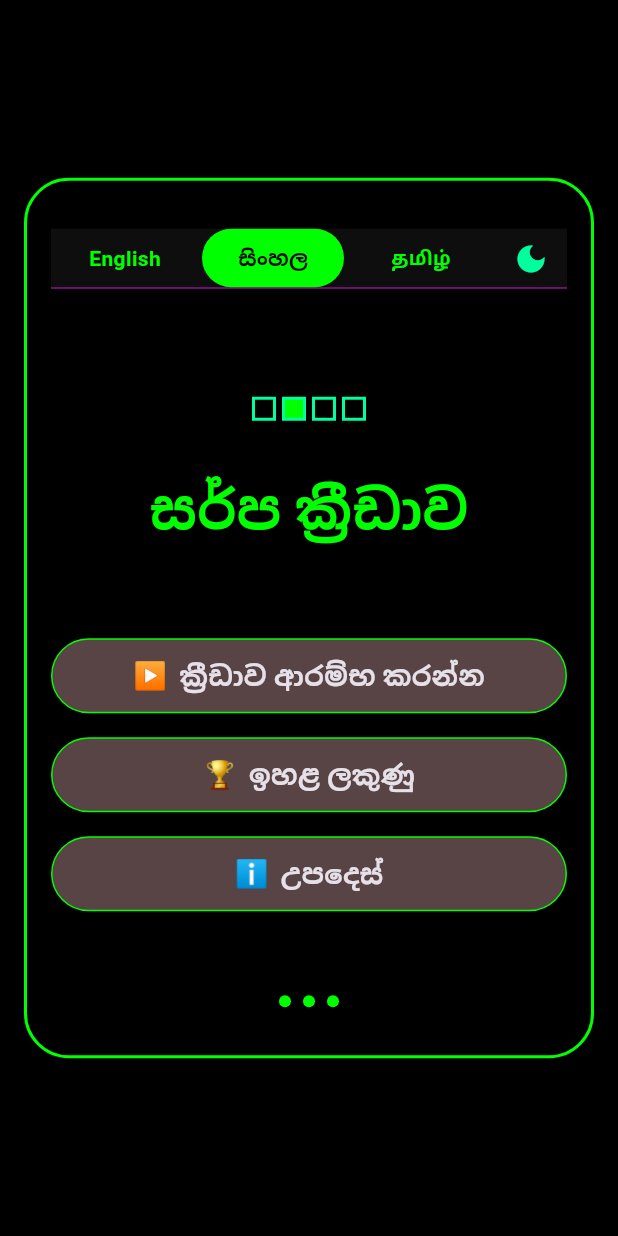
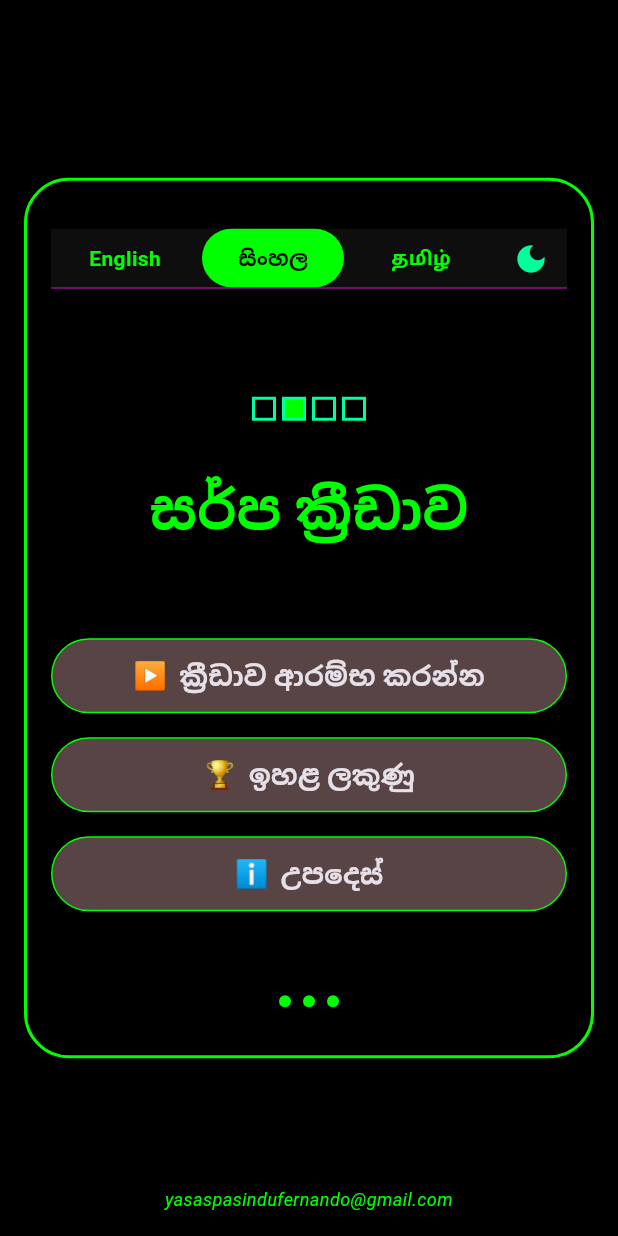
Before and after one commit to YasasPasinduFernando/snake_game_android, a Flutter app: the screen it shows after launch, after a tap on "සිංහල", on a phone screen of 412 x 824 dp. Run offline on Flutter 3.47's test engine with Material 3 defaults, Android fonts, the phone set to English and light mode, and no system bars; our stand-ins replace audioplayers, shared_preferences, sqflite; accounts and stored records are empty; generated files the repository leaves out were written again.

Commit message:
add water mark to the home page

```diff
--- a/lib/screens/menu_screen.dart
+++ b/lib/screens/menu_screen.dart
@@ -74,67 +74,6 @@ class _MenuScreenState extends State<MenuScreen>
     });
   }
 
-  @override
-  Widget build(BuildContext context) {
-    final l10n = AppLocalizations.of(context)!;
-    final backgroundColor =
-        _isDarkTheme ? Colors.black : const Color.fromARGB(255, 172, 164, 54);
-    final borderColor = _isDarkTheme
-        ? const Color(0xFF00FF00)
-        : const Color.fromARGB(255, 61, 190, 10);
-    final textColor = _isDarkTheme ? const Color(0xFF00FF00) : Colors.black;
-
-    return Scaffold(
-      backgroundColor: backgroundColor,
-      body: GestureDetector(
-        onHorizontalDragEnd: (details) {
-          if (details.primaryVelocity != null) {
-            _cycleLanguage(details.primaryVelocity! < 0);
-          }
-        },
-        child: SafeArea(
-          child: Center(
-            child: Container(
-              margin: const EdgeInsets.all(16),
-              padding: const EdgeInsets.symmetric(vertical: 32, horizontal: 16),
-              decoration: BoxDecoration(
-                color: backgroundColor,
-                border: Border.all(
-                  color: borderColor,
-                  width: 2,
-                ),
-                borderRadius: BorderRadius.circular(30),
-              ),
-              child: Column(
-                mainAxisSize: MainAxisSize.min,
-                children: [
-                  _buildLanguageSelector(),
-                  const SizedBox(height: 60),
-                  _buildSnakeIcon(),
-                  const SizedBox(height: 20),
-                  FittedBox(
-                    fit: BoxFit.scaleDown,
-                    child: Text(
-                      l10n.gameTitle,
-                      style: TextStyle(
-                        color: textColor,
-                        fontSize: 36,
-                        fontWeight: FontWeight.bold,
-                      ),
-                    ),
-                  ),
-                  const SizedBox(height: 60),
-                  _buildMenuButtons(l10n, context),
-                  const SizedBox(height: 40),
-                  _buildNokiaFrame(),
-                ],
-              ),
-            ),
-          ),
-        ),
-      ),
-    );
-  }
 
   Widget _buildSnakeIcon() {
     return SizedBox(
@@ -367,4 +306,87 @@ class _MenuScreenState extends State<MenuScreen>
       ),
     );
   }
+  @override
+Widget build(BuildContext context) {
+  final l10n = AppLocalizations.of(context)!;
+  final backgroundColor =
+      _isDarkTheme ? Colors.black : const Color.fromARGB(255, 172, 164, 54);
+  final borderColor = _isDarkTheme
+      ? const Color(0xFF00FF00)
+      : const Color.fromARGB(255, 61, 190, 10);
+  final textColor = _isDarkTheme ? const Color(0xFF00FF00) : Colors.black;
+
+  return Scaffold(
+    backgroundColor: backgroundColor,
+    body: GestureDetector(
+      onHorizontalDragEnd: (details) {
+        if (details.primaryVelocity != null) {
+          _cycleLanguage(details.primaryVelocity! < 0);
+        }
+      },
+      child: SafeArea(
+        child: Stack(
+          children: [
+            Center(
+              child: Container(
+                margin: const EdgeInsets.all(16),
+                padding:
+                    const EdgeInsets.symmetric(vertical: 32, horizontal: 16),
+                decoration: BoxDecoration(
+                  color: backgroundColor,
+                  border: Border.all(
+                    color: borderColor,
+                    width: 2,
+                  ),
+                  borderRadius: BorderRadius.circular(30),
+                ),
+                child: Column(
+                  mainAxisSize: MainAxisSize.min,
+                  children: [
+                    _buildLanguageSelector(),
+                    const SizedBox(height: 60),
+                    _buildSnakeIcon(),
+                    const SizedBox(height: 20),
+                    FittedBox(
+                      fit: BoxFit.scaleDown,
+                      child: Text(
+                        l10n.gameTitle,
+                        style: TextStyle(
+                          color: textColor,
+                          fontSize: 36,
+                          fontWeight: FontWeight.bold,
+                        ),
+                      ),
+                    ),
+                    const SizedBox(height: 60),
+                    _buildMenuButtons(l10n, context),
+                    const SizedBox(height: 40),
+                    _buildNokiaFrame(),
+                  ],
+                ),
+              ),
+            ),
+            Positioned(
+              bottom: 16,
+              right: 16,
+              left: 16,
+              child: Text(
+                'yasaspasindufernando@gmail.com',
+                textAlign: TextAlign.center,
+                style: TextStyle(
+                  color: _isDarkTheme
+                      ? const Color(0xFF00FF00)
+                      : const Color.fromARGB(255, 80, 80, 80),
+                  fontSize: 12,
+                  fontStyle: FontStyle.italic,
+                ),
+              ),
+            ),
+          ],
+        ),
+      ),
+    ),
+  );
 }
+
+}
--- a/pubspec.yaml
+++ b/pubspec.yaml
@@ -38,6 +38,7 @@ dependencies:
   audioplayers: ^5.2.1
   shared_preferences: ^2.2.2
   font_awesome_flutter: ^10.0.0
+  url_launcher: ^6.1.5
 
 
   # The following adds the Cupertino Icons font to your application.
```
Also changed, not shown: pubspec.lock, 6 other files.
